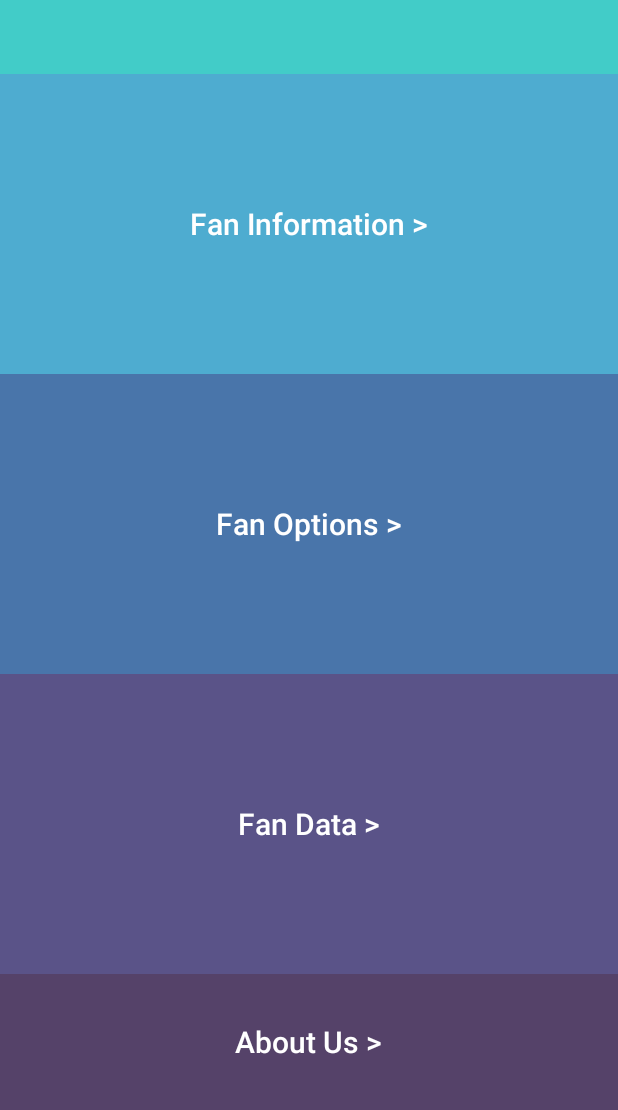
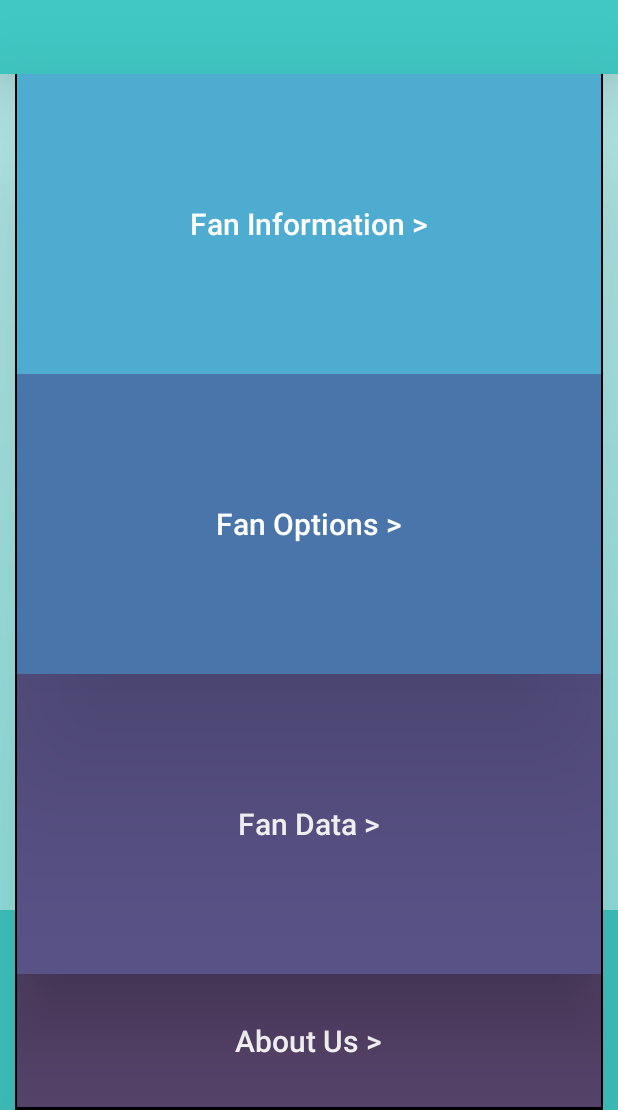
Before and after one commit to markozdemir/SmartAtticFan, an Android app: the screen it shows after launch (MainActivity), on a phone screen of 412 x 824 dp, the part 126-1236 px from its top. Run offline under Robolectric (Android 15) with nearby library versions, the phone set to English and light mode, and no system bars.

Commit message:
Added more to graphics

```diff
--- a/smart_attic_fan/app/src/main/res/drawable-v24/gradient_background.xml
+++ b/smart_attic_fan/app/src/main/res/drawable-v24/gradient_background.xml
@@ -4,8 +4,8 @@
     xmlns:android = "http://schemas.android.com/apk/res/android" >
 
     <gradient
-        android:startColor = "#1D7985"
-        android:endColor = "#55487B"
+        android:startColor = "#90E8E6"
+        android:endColor = "#C3F2F1"
         android:angle = "90"
         android:type = "linear" />
 </shape>
--- a/smart_attic_fan/app/src/main/res/layout/activity_main.xml
+++ b/smart_attic_fan/app/src/main/res/layout/activity_main.xml
@@ -6,16 +6,27 @@
     android:background = "@drawable/gradient_background">
 
     <include layout="@layout/header" />
+    <include layout="@layout/footer" />
 
     <!-- Content below header and above footer -->
 
     <RelativeLayout
+    android:layout_width="wrap_content"
+    android:layout_height="wrap_content"
+    android:layout_marginLeft="10dp"
+    android:layout_marginRight="10dp"
+    android:elevation="80dp"
+    android:background = "#000"
+    android:layout_below="@id/header" >
+    <RelativeLayout
         android:id="@+id/fan_information"
         android:layout_width="fill_parent"
         android:layout_height="300px"
-        android:layout_below="@id/header"
         android:background = "#4EACD0"
-        android:elevation="30dp"
+        android:elevation="80dp"
+        android:layout_marginLeft="1dp"
+        android:layout_marginRight="1dp"
+        android:layout_marginTop="0dp"
         android:gravity="center" >
 
         <TextView
@@ -33,7 +44,9 @@
         android:layout_height="300px"
         android:layout_below="@id/fan_information"
         android:background = "#4975AA"
-        android:elevation="30dp"
+        android:elevation="80dp"
+        android:layout_marginLeft="1dp"
+        android:layout_marginRight="1dp"
         android:gravity="center" >
 
         <TextView
@@ -53,6 +66,8 @@
         android:layout_below="@id/fan_options"
         android:background = "#5A5388"
         android:elevation="30dp"
+        android:layout_marginLeft="1dp"
+        android:layout_marginRight="1dp"
         android:gravity="center" >
 
         <TextView
@@ -70,7 +85,9 @@
         android:layout_height="300px"
         android:layout_below="@id/fan_data"
         android:background = "#554269"
-        android:elevation="30dp"
+        android:layout_marginLeft="1dp"
+        android:layout_marginRight="1dp"
+        android:layout_marginBottom="2dp"
         android:gravity="center" >
 
         <TextView
@@ -81,4 +98,5 @@
             android:textColor="#FFF"
             android:textSize="20sp" />
     </RelativeLayout>
+    </RelativeLayout>
 </RelativeLayout>
```
Also changed, not shown: smart_attic_fan/app/src/main/res/drawable-v24/border.xml (added, +9 -0 lines), smart_attic_fan/app/src/main/res/layout/footer.xml (+10 -2 lines).
